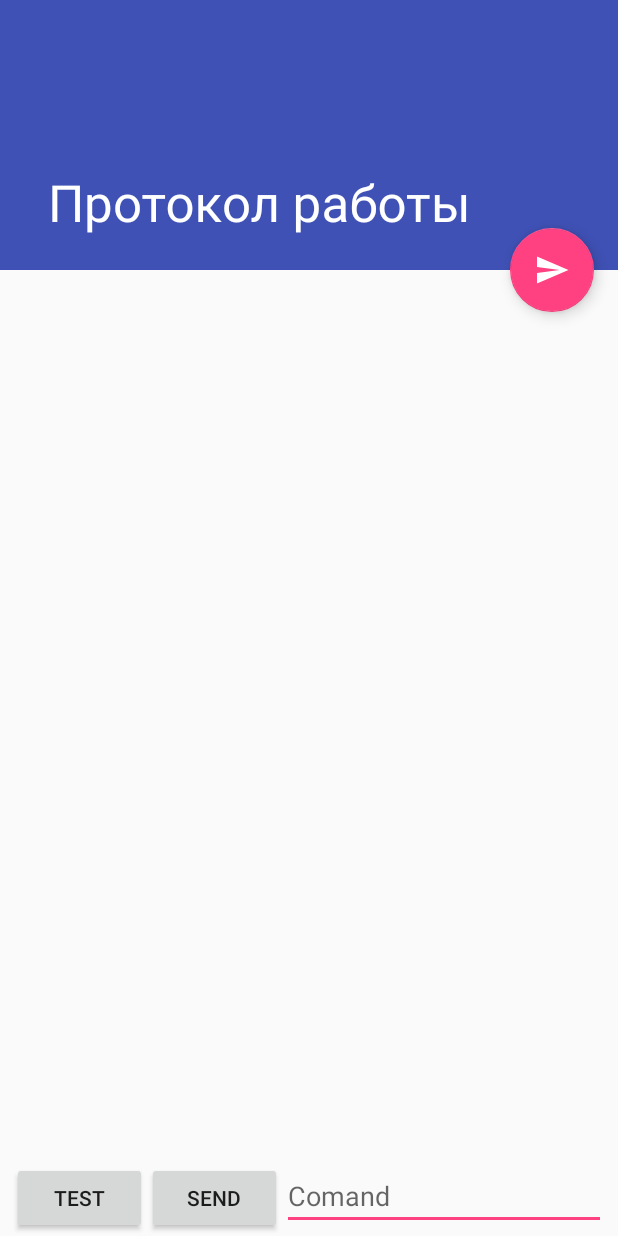
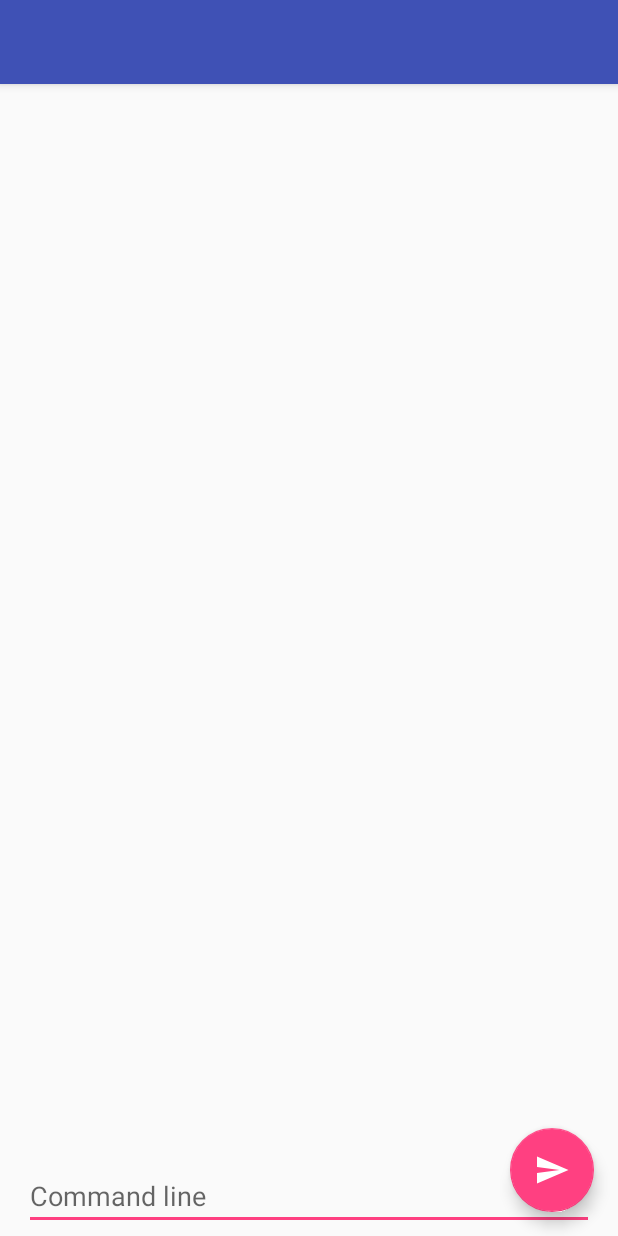
Before and after one commit to Vivatist/Justsweethome, an Android app: the LogActivity screen opened directly, with no data from a screen before it, on a phone screen of 412 x 824 dp. Run offline under Robolectric (Android 15) with nearby library versions, the phone set to English and light mode, and no system bars.

Commit message:
Готова визуалка LogActivity

```diff
--- a/app/src/main/java/com/example/andrey/justsweethome/LogActivity.java
+++ b/app/src/main/java/com/example/andrey/justsweethome/LogActivity.java
@@ -6,6 +6,7 @@ import android.support.design.widget.Snackbar;
 import android.support.v7.app.AppCompatActivity;
 import android.support.v7.widget.Toolbar;
 import android.view.View;
+import android.widget.EditText;
 import android.widget.TextView;
 import android.widget.ScrollView;
 
@@ -14,49 +15,33 @@ public class LogActivity extends AppCompatActivity implements Transport.Listener
     TextView textViewLog;
     Transport transport;
     ScrollView scrollView;
+    EditText editText;
 
     @Override
     protected void onCreate(Bundle savedInstanceState) {
         super.onCreate(savedInstanceState);
         setContentView(R.layout.activity_log);
-        Toolbar toolbar = (Toolbar) findViewById(R.id.toolbar);
-        setSupportActionBar(toolbar);
 
-        FloatingActionButton fab = (FloatingActionButton) findViewById(R.id.fab);
-        fab.setOnClickListener(new View.OnClickListener() {
-            @Override
-            public void onClick(View view) {
-
-             //   Snackbar.make(view, "Отправка пакета на контроллер", Snackbar.LENGTH_LONG)
-             //           .setAction("Action", null).show();
-
-                transport.sendTest();
-                scrollView.fullScroll(View.FOCUS_DOWN);
-            }
-        });
 
         transport = new Transport("89.169.58.253", 7777, "user1", "12345");
         transport.addListener(this); // добавляем  активити в список слушателей класса Transport
         textViewLog = (TextView) findViewById(R.id.TextView);
         scrollView = (ScrollView) findViewById(R.id.ScrollView);
+        editText = (EditText) findViewById(R.id.EditText);
     }
 
 
 
+    public void onClick(View v){
+
+        transport.sendPackage(editText.getText().toString());
+        scrollView.fullScroll(View.FOCUS_DOWN);
+    }
 
     @Override
     public void onAcceptingTCPPackage(String str) {
         Log.print("Ответ сервера: " + str);
         textViewLog.append(str + "\n");
 
-       /* runOnUiThread(new Runnable() {
-            @Override
-            public void run() {
-
-
-
-            }
-        }); */
-
     }
 }
--- a/app/src/main/java/com/example/andrey/justsweethome/MainActivity.java
+++ b/app/src/main/java/com/example/andrey/justsweethome/MainActivity.java
@@ -116,4 +116,6 @@ public class MainActivity extends AppCompatActivity
         drawer.closeDrawer(GravityCompat.START);
         return true;
     }
+
+
 }
--- a/app/src/main/java/com/example/andrey/justsweethome/Transport.java
+++ b/app/src/main/java/com/example/andrey/justsweethome/Transport.java
@@ -98,9 +98,9 @@ class Transport {
         return UserPassword;
     }
 
-    public void sendTest(){
+    public void sendPackage(String str){
         Log.print("Создается поток для передачи пакета");
-        new send().execute("!TEST PACKET! - !ТЕСТОВЫЙ ПАКЕТ!"); //отдаем тестовый пакет на передачу в поток
+        new send().execute(str); //отдаем текстовый пакет на передачу в поток
 
     }
 
--- a/app/src/main/res/layout/activity_log.xml
+++ b/app/src/main/res/layout/activity_log.xml
@@ -8,40 +8,28 @@
     tools:context="com.example.andrey.justsweethome.LogActivity">
 
     <android.support.design.widget.AppBarLayout
-        android:id="@+id/app_bar"
         android:layout_width="match_parent"
-        android:layout_height="@dimen/app_bar_height"
-        android:fitsSystemWindows="true"
+        android:layout_height="wrap_content"
         android:theme="@style/AppTheme.AppBarOverlay">
 
-        <android.support.design.widget.CollapsingToolbarLayout
-            android:id="@+id/toolbar_layout"
+        <android.support.v7.widget.Toolbar
+            android:id="@+id/toolbar"
             android:layout_width="match_parent"
-            android:layout_height="match_parent"
-            android:fitsSystemWindows="true"
-            app:contentScrim="?attr/colorPrimary"
-            app:layout_scrollFlags="scroll|exitUntilCollapsed"
-            app:toolbarId="@+id/toolbar">
+            android:layout_height="?attr/actionBarSize"
+            android:background="?attr/colorPrimary"
+            app:popupTheme="@style/AppTheme.PopupOverlay" />
 
-            <android.support.v7.widget.Toolbar
-                android:id="@+id/toolbar"
-                android:layout_width="match_parent"
-                android:layout_height="?attr/actionBarSize"
-                app:layout_collapseMode="pin"
-                app:popupTheme="@style/AppTheme.PopupOverlay" />
-
-        </android.support.design.widget.CollapsingToolbarLayout>
     </android.support.design.widget.AppBarLayout>
 
     <include layout="@layout/content_log" />
+
     <android.support.design.widget.FloatingActionButton
-        android:id="@+id/fab"
+        android:id="@+id/fabConsole"
+        android:onClick="onClick"
         android:layout_width="wrap_content"
         android:layout_height="wrap_content"
+        android:layout_gravity="bottom|end"
         android:layout_margin="@dimen/fab_margin"
-        app:layout_anchor="@id/app_bar"
-        app:layout_anchorGravity="bottom|end"
         app:srcCompat="@drawable/ic_send" />
 
-
 </android.support.design.widget.CoordinatorLayout>
--- a/app/src/main/res/layout/content_log.xml
+++ b/app/src/main/res/layout/content_log.xml
@@ -1,10 +1,10 @@
 <?xml version="1.0" encoding="utf-8"?>
-
 <android.support.constraint.ConstraintLayout xmlns:android="http://schemas.android.com/apk/res/android"
     xmlns:app="http://schemas.android.com/apk/res-auto"
     xmlns:tools="http://schemas.android.com/tools"
     android:layout_width="match_parent"
     android:layout_height="match_parent"
+    app:layout_behavior="@string/appbar_scrolling_view_behavior"
     tools:context="com.example.andrey.justsweethome.LogActivity"
     tools:showIn="@layout/activity_log">
 
@@ -17,46 +17,36 @@
         android:orientation="horizontal"
         app:layout_constraintBottom_toBottomOf="parent"
         app:layout_constraintEnd_toEndOf="parent"
-        app:layout_constraintStart_toStartOf="parent"
-        >
+        app:layout_constraintStart_toStartOf="parent">
 
-        <Button
-            android:id="@+id/Button_Test"
 
-            android:layout_width="wrap_content"
-            android:layout_height="wrap_content"
-            android:layout_weight="1"
-            android:text="Test" />
-
-        <Button
-            android:id="@+id/Button_Send"
-            android:layout_width="wrap_content"
-            android:layout_height="wrap_content"
-            android:layout_weight="1"
-            android:text="Send" />
 
         <EditText
             android:id="@+id/EditText"
             android:layout_width="wrap_content"
             android:layout_height="wrap_content"
+            android:layout_marginEnd="8dp"
+            android:layout_marginStart="8dp"
             android:layout_weight="1"
             android:ems="10"
-            android:hint="Comand"
-            android:inputType="textPersonName" />
+            android:hint="Command line"
+            android:inputType="text" />
     </LinearLayout>
 
     <ScrollView
         android:id="@+id/ScrollView"
         android:layout_width="0dp"
         android:layout_height="0dp"
+        android:layout_marginBottom="8dp"
         android:layout_marginEnd="8dp"
         android:layout_marginStart="8dp"
         android:layout_marginTop="8dp"
-        android:layout_marginBottom="8dp"
+        app:layout_constraintBottom_toTopOf="@id/LinearLayout"
         app:layout_constraintEnd_toEndOf="parent"
+        app:layout_constraintHorizontal_bias="0.0"
         app:layout_constraintStart_toStartOf="parent"
         app:layout_constraintTop_toTopOf="parent"
-        app:layout_constraintBottom_toTopOf="@id/LinearLayout">
+        app:layout_constraintVertical_bias="0.037">
 
         <TextView
             android:id="@+id/TextView"
@@ -68,21 +58,3 @@
     </ScrollView>
 
 </android.support.constraint.ConstraintLayout>
-    <!--
-    <android.support.v4.widget.NestedScrollView xmlns:android="http://schemas.android.com/apk/res/android"
-        android:id="@+id/NestedScrollView"
-        xmlns:app="http://schemas.android.com/apk/res-auto"
-        xmlns:tools="http://schemas.android.com/tools"
-        android:layout_width="match_parent"
-        android:layout_height="wrap_content"
-        app:layout_behavior="@string/appbar_scrolling_view_behavior"
-        tools:context="com.example.andrey.justsweethome.LogActivity"
-        tools:showIn="@layout/activity_log">
-
-        <TextView
-            android:id="@+id/LogTextView"
-            android:layout_width="wrap_content"
-            android:layout_height="wrap_content"
-            android:layout_margin="@dimen/text_margin" />
-
-    </android.support.v4.widget.NestedScrollView>-->
--- a/app/src/main/res/menu/activity_main_drawer.xml
+++ b/app/src/main/res/menu/activity_main_drawer.xml
@@ -12,7 +12,7 @@
         <item
             android:id="@+id/nav_log"
             android:icon="@drawable/ic_logs"
-            android:title="Протокол работы" />
+            android:title="Консоль" />
         <item
             android:id="@+id/nav_tools"
             android:icon="@drawable/ic_tools"
```
